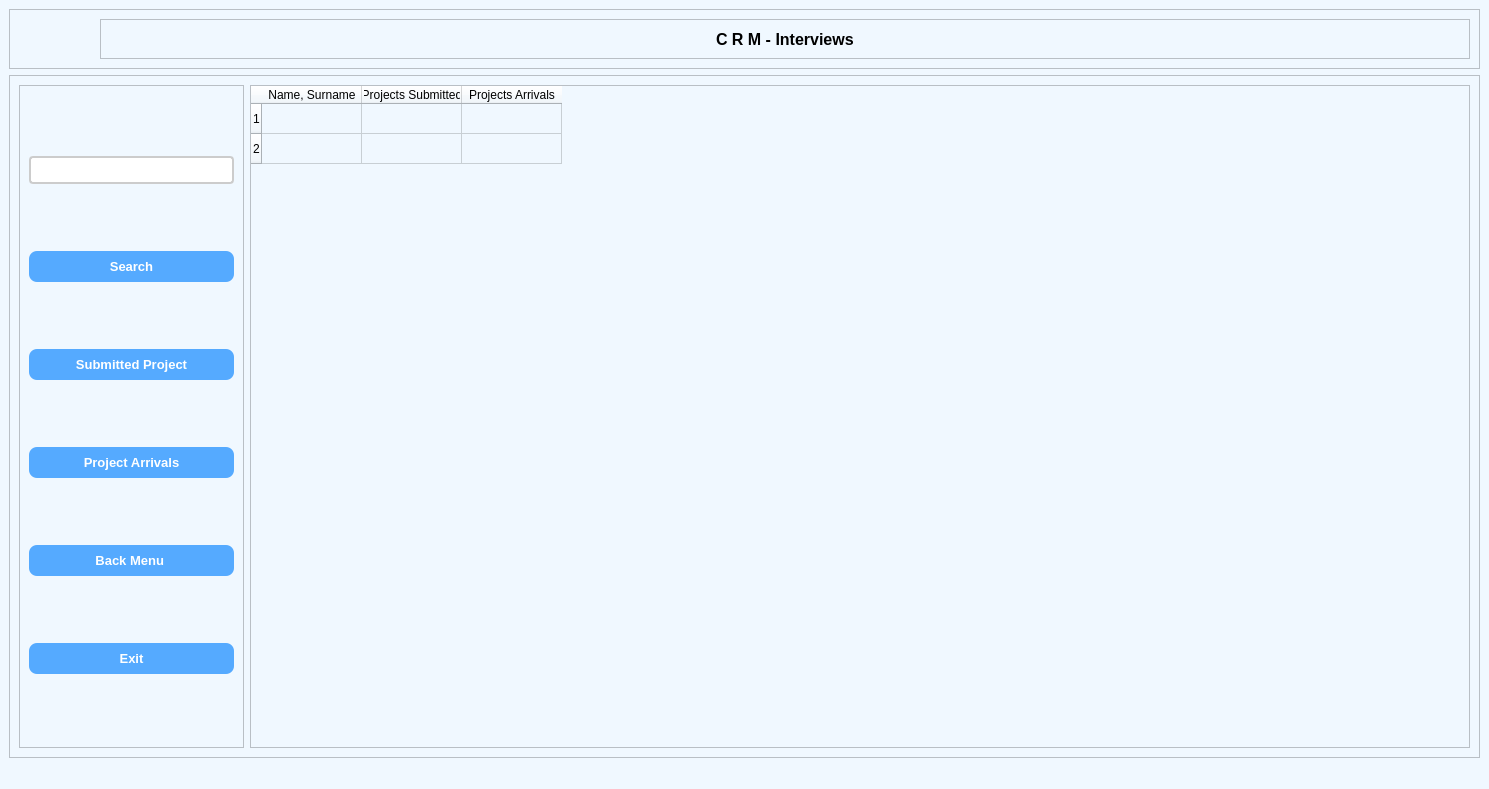
The window that interviews.ui (mithat720/Python-Module-Week7) describes before a commit, drawn with Qt 5.
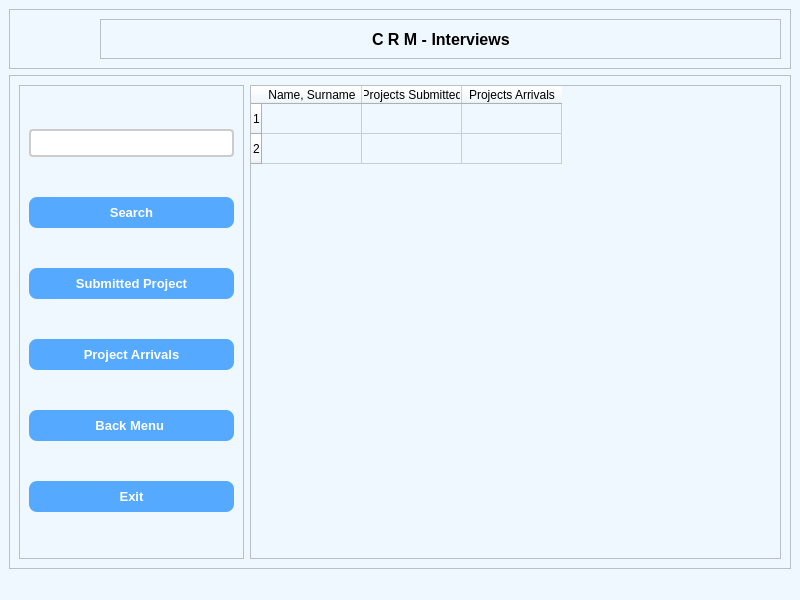
The same window after the commit. Icons and pictures are not drawn.

The edit to the form file:
```diff
--- a/interviews.ui
+++ b/interviews.ui
@@ -6,8 +6,8 @@
    <rect>
     <x>0</x>
     <y>0</y>
-    <width>1489</width>
-    <height>789</height>
+    <width>800</width>
+    <height>600</height>
    </rect>
   </property>
   <property name="font">
```
